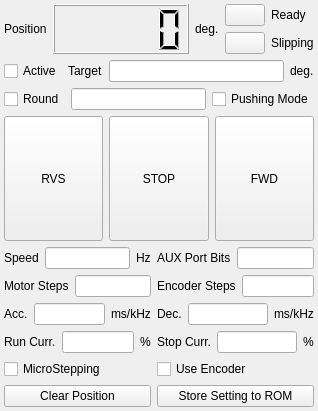
Above: modules/motor/core/motorform.ui from northriv/KAME before the change. Below: the same form after it.
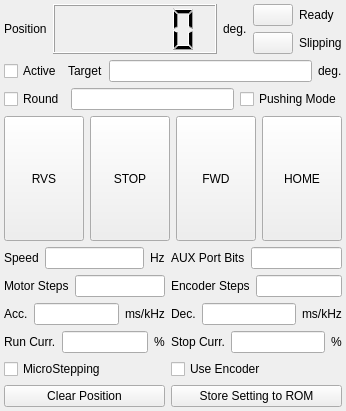
That is the form after the change.

```diff
--- a/modules/motor/core/motorform.ui
+++ b/modules/motor/core/motorform.ui
@@ -6,7 +6,7 @@
    <rect>
     <x>0</x>
     <y>0</y>
-    <width>318</width>
+    <width>310</width>
     <height>411</height>
    </rect>
   </property>
@@ -281,6 +281,19 @@
         </property>
        </widget>
       </item>
+      <item>
+       <widget class="QPushButton" name="m_btnHOME">
+        <property name="sizePolicy">
+         <sizepolicy hsizetype="Preferred" vsizetype="Preferred">
+          <horstretch>0</horstretch>
+          <verstretch>0</verstretch>
+         </sizepolicy>
+        </property>
+        <property name="text">
+         <string>HOME</string>
+        </property>
+       </widget>
+      </item>
      </layout>
     </item>
     <item row="4" column="0">
```
